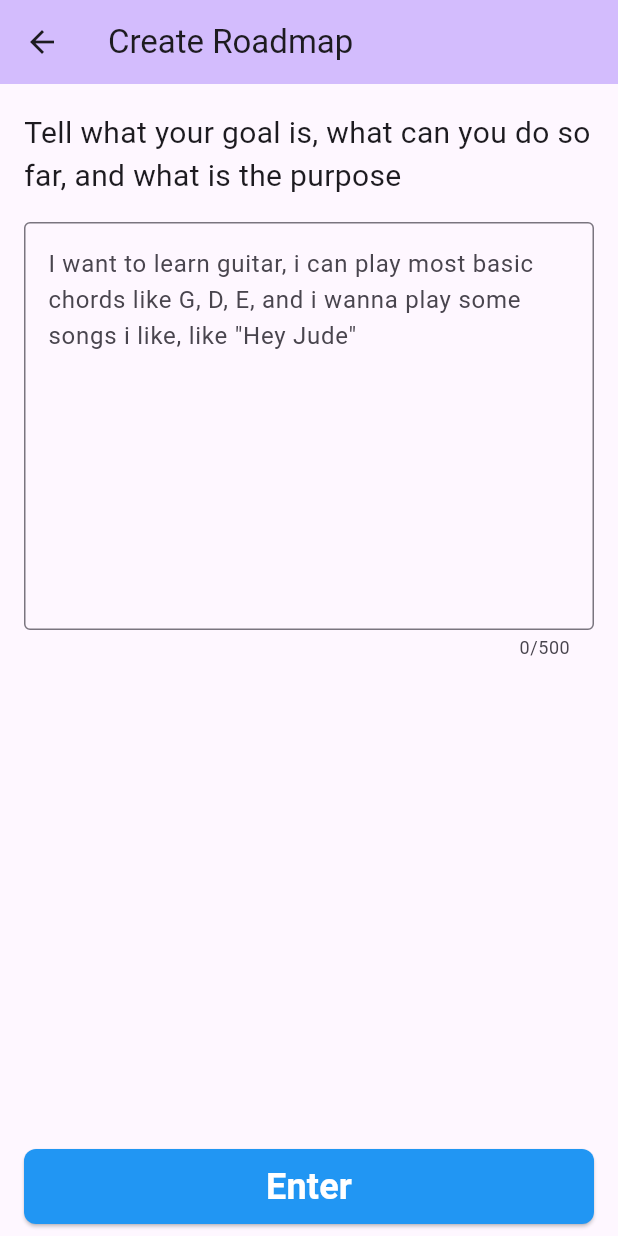
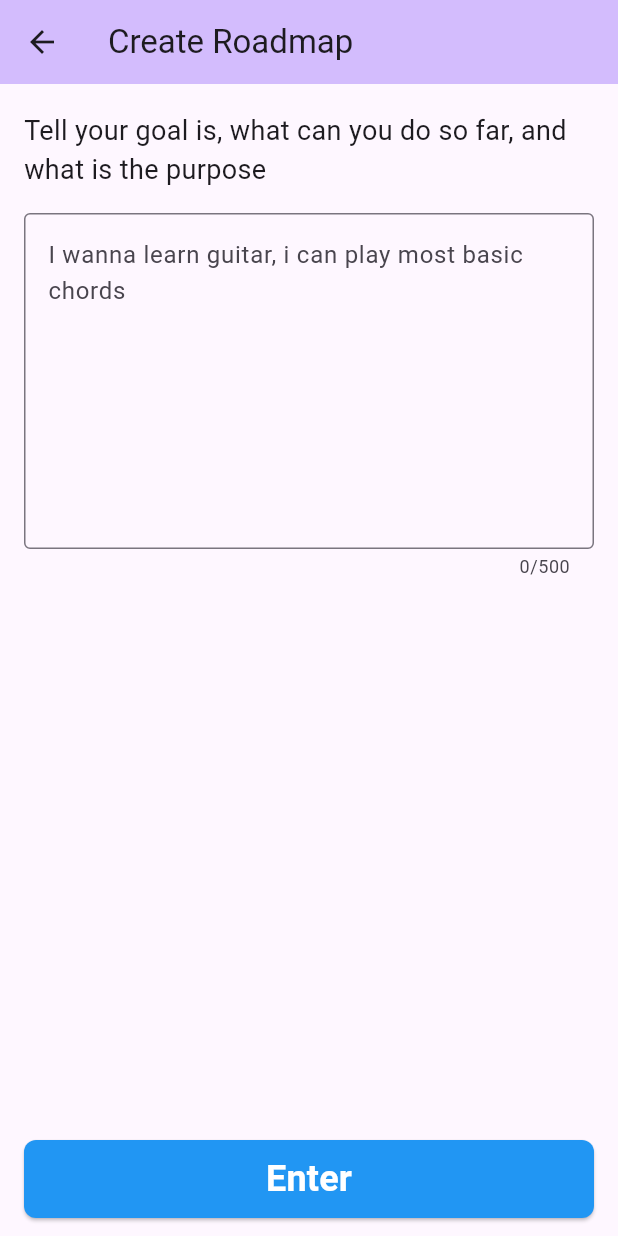
Before and after one commit to MatthewLacerda2/GoalGetter, a Flutter app: the RoadmapPromptScreen screen opened directly, on a phone screen of 412 x 824 dp. Run offline on Flutter 3.47's test engine with Material 3 defaults, Android fonts, the phone set to English and light mode, and no system bars; our stand-ins replace font_awesome_flutter, introduction_screen, shared_preferences; accounts and stored records are empty.

Commit message:
better prompt screen

```diff
--- a/frontend/lib/l10n/app_en.arb
+++ b/frontend/lib/l10n/app_en.arb
@@ -374,11 +374,11 @@
     "@beDetailedOfYourGoal": {
         "description": "Label for be detailed of your goal"
     },
-    "tellWhatYourGoalIs": "Tell what your goal is, what can you do so far, and what is the purpose",
+    "tellWhatYourGoalIs": "Tell your goal is, what can you do so far, and what is the purpose",
     "@tellWhatYourGoalIs": {
         "description": "Label for tell what your goal is"
     },
-    "goalDescriptionHintText": "I want to learn guitar, i can play most basic chords like G, D, E, and i wanna play some songs i like, like \"Hey Jude\"",
+    "goalDescriptionHintText": "I wanna learn guitar, i can play most basic chords",
     "@goalDescriptionHintText": {
         "description": "Hint text for goal description"
     },
--- a/frontend/lib/l10n/app_localizations.dart
+++ b/frontend/lib/l10n/app_localizations.dart
@@ -590,13 +590,13 @@ abstract class AppLocalizations {
   /// Label for tell what your goal is
   ///
   /// In en, this message translates to:
-  /// **'Tell what your goal is, what can you do so far, and what is the purpose'**
+  /// **'Tell your goal is, what can you do so far, and what is the purpose'**
   String get tellWhatYourGoalIs;
 
   /// Hint text for goal description
   ///
   /// In en, this message translates to:
-  /// **'I want to learn guitar, i can play most basic chords like G, D, E, and i wanna play some songs i like, like \"Hey Jude\"'**
+  /// **'I wanna learn guitar, i can play most basic chords'**
   String get goalDescriptionHintText;
 
   /// Label for enter button
--- a/frontend/lib/l10n/app_localizations_en.dart
+++ b/frontend/lib/l10n/app_localizations_en.dart
@@ -269,10 +269,10 @@ class AppLocalizationsEn extends AppLocalizations {
   String get beDetailedOfYourGoal => 'Be detailed of your goal!';
 
   @override
-  String get tellWhatYourGoalIs => 'Tell what your goal is, what can you do so far, and what is the purpose';
+  String get tellWhatYourGoalIs => 'Tell your goal is, what can you do so far, and what is the purpose';
 
   @override
-  String get goalDescriptionHintText => 'I want to learn guitar, i can play most basic chords like G, D, E, and i wanna play some songs i like, like \"Hey Jude\"';
+  String get goalDescriptionHintText => 'I wanna learn guitar, i can play most basic chords';
 
   @override
   String get enter => 'Enter';
--- a/frontend/lib/l10n/app_localizations_pt.dart
+++ b/frontend/lib/l10n/app_localizations_pt.dart
@@ -269,10 +269,10 @@ class AppLocalizationsPt extends AppLocalizations {
   String get beDetailedOfYourGoal => 'Seja detalhado sobre sua meta!';
 
   @override
-  String get tellWhatYourGoalIs => 'Diga qual é a sua meta, o que você já sabe fazer e qual sua motivação';
+  String get tellWhatYourGoalIs => 'Diga sua meta, o que você sabe fazer e qual sua motivação';
 
   @override
-  String get goalDescriptionHintText => 'Quero aprender violão, já sei tocar as notas mais simples, G, D, E e quero tocar umas músicas que gosto, como \"Hey Jude\"';
+  String get goalDescriptionHintText => 'Quero aprender violão, sei tocar notas básicas';
 
   @override
   String get enter => 'Enter';
--- a/frontend/lib/l10n/app_pt.arb
+++ b/frontend/lib/l10n/app_pt.arb
@@ -374,11 +374,11 @@
     "@beDetailedOfYourGoal": {
         "description": "Label para ser detalhado sobre sua meta"
     },
-    "tellWhatYourGoalIs": "Diga qual é a sua meta, o que você já sabe fazer e qual sua motivação",
+    "tellWhatYourGoalIs": "Diga sua meta, o que você sabe fazer e qual sua motivação",
     "@tellWhatYourGoalIs": {
         "description": "Label para dizer o que é sua meta"
     },
-    "goalDescriptionHintText": "Quero aprender violão, já sei tocar as notas mais simples, G, D, E e quero tocar umas músicas que gosto, como \"Hey Jude\"",
+    "goalDescriptionHintText": "Quero aprender violão, sei tocar notas básicas",
     "@goalDescriptionHintText": {
         "description": "Texto de dica para descrição da meta"
     },
--- a/frontend/lib/screens/goals/roadmap/roadmap_prompt_screen.dart
+++ b/frontend/lib/screens/goals/roadmap/roadmap_prompt_screen.dart
@@ -134,7 +134,7 @@ class _RoadmapPromptScreenState extends State<RoadmapPromptScreen> {
               Text(
                 AppLocalizations.of(context)!.tellWhatYourGoalIs,
                 style: const TextStyle(
-                  fontSize: 20,
+                  fontSize: 18,
                 ),
               ),
               const SizedBox(height: 16),
@@ -146,20 +146,21 @@ class _RoadmapPromptScreenState extends State<RoadmapPromptScreen> {
                   border: const OutlineInputBorder(),
                 ),
                 maxLength: 500,
-                maxLines: 10,
+                maxLines: 8,
                 onChanged: (value) => setState(() {}),
               ),
             ],
           ),
         ),
       ),
-      bottomNavigationBar: Padding(
-        padding: const EdgeInsets.fromLTRB(16, 0, 16, 8),
+      bottomNavigationBar: SafeArea(
+        child: Padding(
+          padding: const EdgeInsets.symmetric(horizontal: 16, vertical: 12),
           child: SizedBox(
             width: double.infinity,
-          height: 50,
+            height: 52,
             child: ElevatedButton(
-            onPressed: _onEnterPressed,
+              onPressed: _isLoading ? null : _onEnterPressed,
               style: ElevatedButton.styleFrom(
                 backgroundColor: _isLoading ? Colors.grey.shade300 : Colors.blue,
                 foregroundColor: Colors.white,
@@ -170,8 +171,13 @@ class _RoadmapPromptScreenState extends State<RoadmapPromptScreen> {
                 disabledForegroundColor: Colors.grey.shade600,
               ),
               child: _isLoading
-              ? const CircularProgressIndicator(
+                ? const SizedBox(
+                    height: 24,
+                    width: 24,
+                    child: CircularProgressIndicator(
                       valueColor: AlwaysStoppedAnimation<Color>(Colors.white),
+                      strokeWidth: 2,
+                    ),
                   )
                 : Text(
                     AppLocalizations.of(context)!.enter,
@@ -183,6 +189,7 @@ class _RoadmapPromptScreenState extends State<RoadmapPromptScreen> {
             ),
           ),
         ),
+      ),
     );
   }
 }
```
Lines whose indentation alone changed are shown as unchanged.
